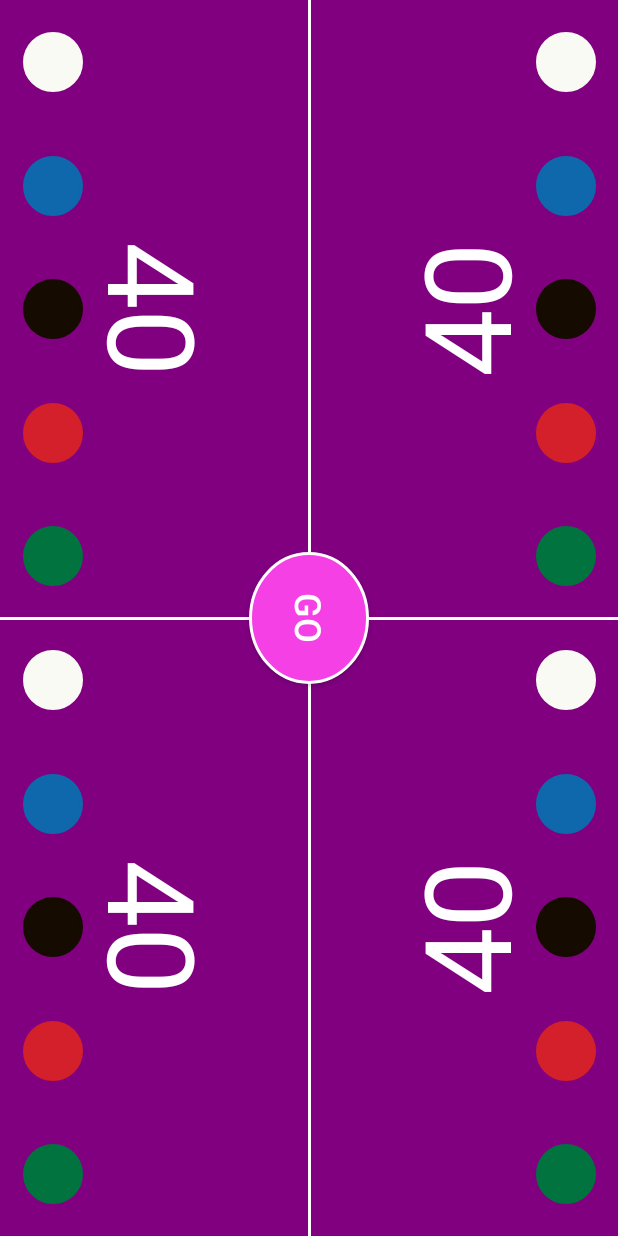
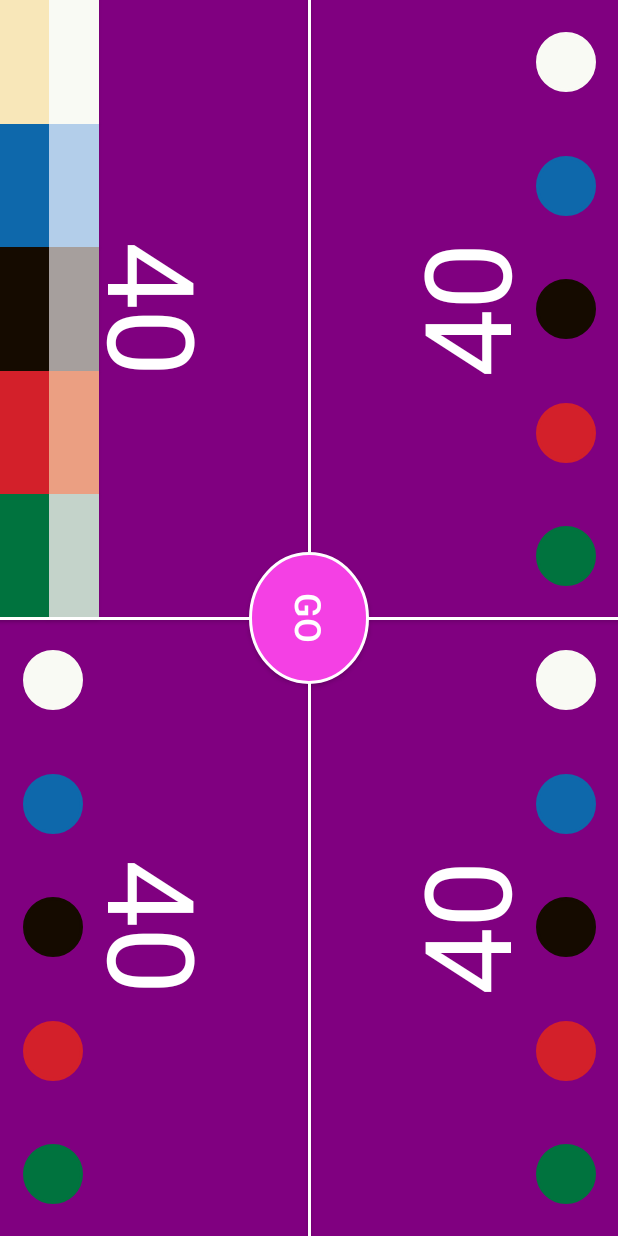
Before and after one commit to AnthonyCoulthard/Bromander, an Android app: the screen it shows after launch (MainActivity), on a phone screen of 412 x 824 dp. Run offline under Robolectric (Android 15) with nearby library versions, the phone set to English and light mode, and no system bars.

Commit message:
4-player layout Double-click disabled Square life counters

```diff
--- a/src/main/res/layout/activity_main.xml
+++ b/src/main/res/layout/activity_main.xml
@@ -49,26 +49,6 @@
         app:layout_constraintTop_toTopOf="@id/h50Guideline"
         />
 
-    <View
-        android:layout_width="fill_parent"
-        android:layout_height="2dp"
-        android:background="#ffffff"
-        app:layout_constraintStart_toStartOf="parent"
-        app:layout_constraintEnd_toEndOf="parent"
-        app:layout_constraintBottom_toBottomOf="parent"
-        app:layout_constraintTop_toTopOf="parent"
-        />
-
-    <View
-        android:layout_width="2dp"
-        android:layout_height="fill_parent"
-        android:background="#ffffff"
-        app:layout_constraintStart_toStartOf="parent"
-        app:layout_constraintEnd_toEndOf="parent"
-        app:layout_constraintBottom_toBottomOf="parent"
-        app:layout_constraintTop_toTopOf="parent"
-        />
-
     <Button
         android:id="@+id/hiddenMinus1"
         android:layout_width="0dp"
@@ -230,92 +210,121 @@
         />
 
     <Button
-        android:id="@+id/endTurn"
-        android:layout_width="wrap_content"
-        android:layout_height="wrap_content"
-        android:background="@drawable/red_circle"
-        android:text="GO"
-        android:textColor="#ffffff"
-        android:textSize="24sp"
-        android:elevation="6dp"
-        android:rotation="90"
-        app:layout_constraintStart_toStartOf="parent"
-        app:layout_constraintEnd_toEndOf="parent"
-        app:layout_constraintBottom_toBottomOf="parent"
-        app:layout_constraintTop_toTopOf="parent"
-        />
-
-    <Button
         android:id="@+id/white1"
-        android:layout_width="40dp"
-        android:layout_height="40dp"
-        android:background="@drawable/counter_circle"
-        android:textColor="#000000"
-        android:backgroundTint="#f9faf4"
-        android:elevation="6dp"
-        android:rotation="90"
-        app:layout_constraintStart_toStartOf="@id/v0Guideline"
-        app:layout_constraintEnd_toEndOf="@id/v17Guideline"
+        android:layout_width="0dp"
+        android:layout_height="0dp"
+        android:background="#f9faf4"
+        android:textColor="#000000"
+        app:layout_constraintLeft_toLeftOf="@id/v8Guideline"
+        app:layout_constraintRight_toRightOf="@id/v16Guideline"
         app:layout_constraintBottom_toBottomOf="@id/h10Guideline"
         app:layout_constraintTop_toTopOf="@id/h0Guideline"
         />
 
     <Button
+        android:id="@+id/white1down"
+        android:layout_width="0dp"
+        android:layout_height="0dp"
+        android:background="#f8e7b9"
+        android:textColor="#000000"
+        app:layout_constraintLeft_toLeftOf="@id/v0Guideline"
+        app:layout_constraintRight_toRightOf="@id/v8Guideline"
+        app:layout_constraintBottom_toBottomOf="@id/h10Guideline"
+        app:layout_constraintTop_toTopOf="@id/h0Guideline"
+        />
+
+    <Button
         android:id="@+id/blue1"
-        android:layout_width="40dp"
-        android:layout_height="40dp"
-        android:background="@drawable/counter_circle"
-        android:textColor="#000000"
-        android:backgroundTint="#0e68ab"
-        android:elevation="6dp"
-        android:rotation="90"
-        app:layout_constraintStart_toStartOf="@id/v0Guideline"
-        app:layout_constraintEnd_toEndOf="@id/v17Guideline"
+        android:layout_width="0dp"
+        android:layout_height="0dp"
+        android:background="#b3ceea"
+        android:textColor="#000000"
+        app:layout_constraintLeft_toLeftOf="@id/v8Guideline"
+        app:layout_constraintRight_toRightOf="@id/v16Guideline"
         app:layout_constraintBottom_toBottomOf="@id/h20Guideline"
         app:layout_constraintTop_toTopOf="@id/h10Guideline"
         />
 
     <Button
+        android:id="@+id/blue1down"
+        android:layout_width="0dp"
+        android:layout_height="0dp"
+        android:background="#0e68ab"
+        android:textColor="#000000"
+        app:layout_constraintLeft_toLeftOf="@id/v0Guideline"
+        app:layout_constraintRight_toRightOf="@id/v8Guideline"
+        app:layout_constraintBottom_toBottomOf="@id/h20Guideline"
+        app:layout_constraintTop_toTopOf="@id/h10Guideline"
+        />
+
+    <Button
         android:id="@+id/black1"
-        android:layout_width="40dp"
-        android:layout_height="40dp"
-        android:background="@drawable/counter_circle"
-        android:textColor="#ffffff"
-        android:backgroundTint="#150b00"
-        android:elevation="6dp"
-        android:rotation="90"
-        app:layout_constraintStart_toStartOf="@id/v0Guideline"
-        app:layout_constraintEnd_toEndOf="@id/v17Guideline"
+        android:layout_width="0dp"
+        android:layout_height="0dp"
+        android:background="#a69f9d"
+        android:textColor="#000000"
+        app:layout_constraintLeft_toLeftOf="@id/v8Guideline"
+        app:layout_constraintRight_toRightOf="@id/v16Guideline"
         app:layout_constraintBottom_toBottomOf="@id/h30Guideline"
         app:layout_constraintTop_toTopOf="@id/h20Guideline"
         />
 
     <Button
+        android:id="@+id/black1down"
+        android:layout_width="0dp"
+        android:layout_height="0dp"
+        android:background="#150b00"
+        android:textColor="#000000"
+        app:layout_constraintLeft_toLeftOf="@id/v0Guideline"
+        app:layout_constraintRight_toRightOf="@id/v8Guideline"
+        app:layout_constraintBottom_toBottomOf="@id/h30Guideline"
+        app:layout_constraintTop_toTopOf="@id/h20Guideline"
+        />
+
+    <Button
         android:id="@+id/red1"
-        android:layout_width="40dp"
-        android:layout_height="40dp"
-        android:background="@drawable/counter_circle"
-        android:textColor="#000000"
-        android:backgroundTint="#d3202a"
-        android:elevation="6dp"
-        android:rotation="90"
-        app:layout_constraintStart_toStartOf="@id/v0Guideline"
-        app:layout_constraintEnd_toEndOf="@id/v17Guideline"
+        android:layout_width="0dp"
+        android:layout_height="0dp"
+        android:background="#eb9f82"
+        android:textColor="#000000"
+        app:layout_constraintLeft_toLeftOf="@id/v8Guideline"
+        app:layout_constraintRight_toRightOf="@id/v16Guideline"
         app:layout_constraintBottom_toBottomOf="@id/h40Guideline"
         app:layout_constraintTop_toTopOf="@id/h30Guideline"
         />
 
     <Button
+        android:id="@+id/red1down"
+        android:layout_width="0dp"
+        android:layout_height="0dp"
+        android:background="#d3202a"
+        android:textColor="#000000"
+        app:layout_constraintLeft_toLeftOf="@id/v0Guideline"
+        app:layout_constraintRight_toRightOf="@id/v8Guideline"
+        app:layout_constraintBottom_toBottomOf="@id/h40Guideline"
+        app:layout_constraintTop_toTopOf="@id/h30Guideline"
+        />
+
+    <Button
         android:id="@+id/green1"
-        android:layout_width="40dp"
-        android:layout_height="40dp"
-        android:background="@drawable/counter_circle"
-        android:textColor="#000000"
-        android:backgroundTint="#00733e"
-        android:elevation="6dp"
-        android:rotation="90"
-        app:layout_constraintStart_toStartOf="@id/v0Guideline"
-        app:layout_constraintEnd_toEndOf="@id/v17Guideline"
+        android:layout_width="0dp"
+        android:layout_height="0dp"
+        android:background="#c4d3ca"
+        android:textColor="#000000"
+        app:layout_constraintLeft_toLeftOf="@id/v8Guideline"
+        app:layout_constraintRight_toRightOf="@id/v16Guideline"
+        app:layout_constraintBottom_toBottomOf="@id/h50Guideline"
+        app:layout_constraintTop_toTopOf="@id/h40Guideline"
+        />
+
+    <Button
+        android:id="@+id/green1down"
+        android:layout_width="0dp"
+        android:layout_height="0dp"
+        android:background="#00733e"
+        android:textColor="#000000"
+        app:layout_constraintLeft_toLeftOf="@id/v0Guideline"
+        app:layout_constraintRight_toRightOf="@id/v8Guideline"
         app:layout_constraintBottom_toBottomOf="@id/h50Guideline"
         app:layout_constraintTop_toTopOf="@id/h40Guideline"
         />
@@ -545,6 +554,43 @@
         app:layout_constraintTop_toTopOf="@id/h90Guideline"
         />
 
+    <View
+        android:layout_width="fill_parent"
+        android:layout_height="2dp"
+        android:background="#ffffff"
+        android:elevation="2dp"
+        app:layout_constraintStart_toStartOf="parent"
+        app:layout_constraintEnd_toEndOf="parent"
+        app:layout_constraintBottom_toBottomOf="parent"
+        app:layout_constraintTop_toTopOf="parent"
+        />
+
+    <View
+        android:layout_width="2dp"
+        android:layout_height="fill_parent"
+        android:background="#ffffff"
+        android:elevation="2dp"
+        app:layout_constraintStart_toStartOf="parent"
+        app:layout_constraintEnd_toEndOf="parent"
+        app:layout_constraintBottom_toBottomOf="parent"
+        app:layout_constraintTop_toTopOf="parent"
+        />
+
+    <Button
+        android:id="@+id/endTurn"
+        android:layout_width="wrap_content"
+        android:layout_height="wrap_content"
+        android:background="@drawable/red_circle"
+        android:text="GO"
+        android:textColor="#ffffff"
+        android:textSize="24sp"
+        android:elevation="6dp"
+        android:rotation="90"
+        app:layout_constraintStart_toStartOf="parent"
+        app:layout_constraintEnd_toEndOf="parent"
+        app:layout_constraintBottom_toBottomOf="parent"
+        app:layout_constraintTop_toTopOf="parent"
+        />
 
     <!--
     <ImageView
```
